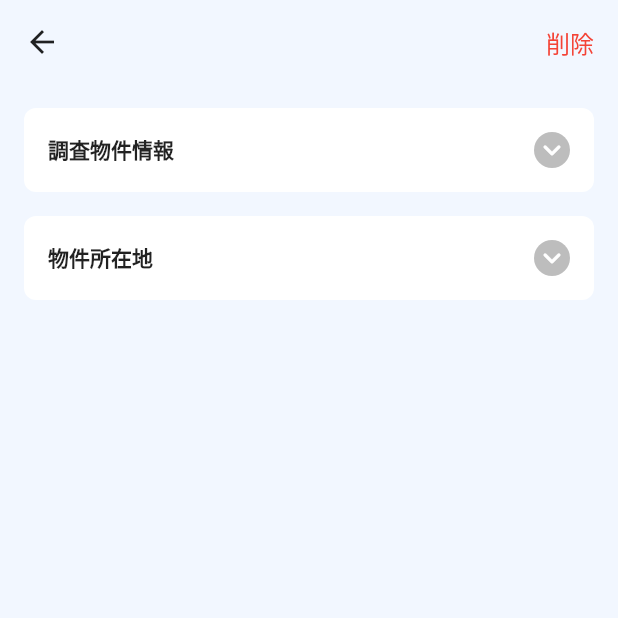
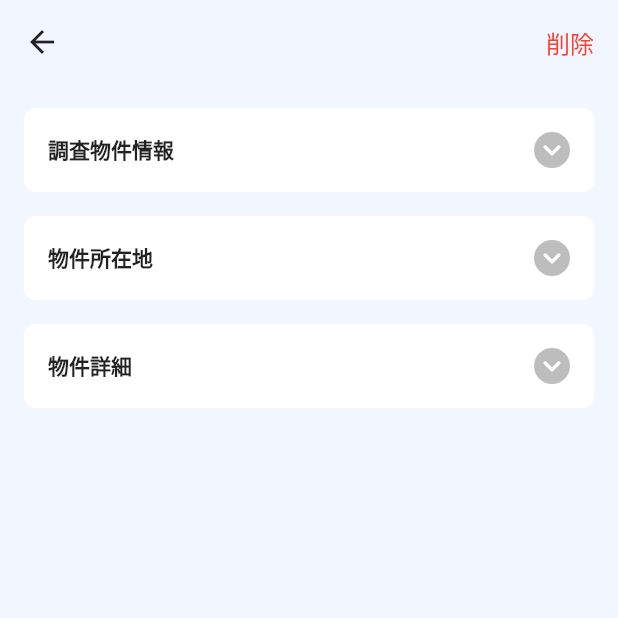
Before and after one commit to son/inspection_app, a Flutter app: the screen it shows after launch, after a tap on "依頼者の名前", on a phone screen of 412 x 824 dp, the top half of it. Run offline on Flutter 3.47's test engine with Material 2 defaults, Android fonts, the phone set to English and light mode, and no system bars; our stand-ins replace dropdown_button2, flutter_hooks, freezed_annotation, google_fonts, hooks_riverpod.

Commit message:
項目追加

```diff
--- a/lib/data/entities/inspection/inspection.dart
+++ b/lib/data/entities/inspection/inspection.dart
@@ -1,4 +1,5 @@
 import 'package:freezed_annotation/freezed_annotation.dart';
+import 'package:inspection_app/data/entities/building/building.dart';
 import 'package:inspection_app/data/entities/inspection/inspection_overview.dart';
 
 part 'inspection.freezed.dart';
@@ -11,9 +12,11 @@ class Inspection with _$Inspection {
   const factory Inspection({
     required String id,
     DateTime? createdAt,
-    @Default(InspectionOverview.empty) InspectionOverview overview,
+    @Default(InspectionOverview()) InspectionOverview overview,
   }) = _Inspection;
 
   factory Inspection.fromJson(Map<String, dynamic> json) =>
       _$InspectionFromJson(json);
+
+  static const empty = Inspection(id: '');
 }
--- /dev/null
+++ b/lib/data/entities/selection_item/selection_item.dart
@@ -0,0 +1,13 @@
+import 'package:freezed_annotation/freezed_annotation.dart';
+
+part 'selection_item.freezed.dart';
+
+@freezed
+class SelectionItem<T> with _$SelectionItem<T> {
+  const SelectionItem._();
+
+  const factory SelectionItem({
+    required T value,
+    required String name,
+  }) = _SelectionItem<T>;
+}
--- a/lib/data/entities/user/user.dart
+++ b/lib/data/entities/user/user.dart
@@ -21,6 +21,4 @@ class User with _$User {
   }) = _User;
 
   factory User.fromJson(Map<String, dynamic> json) => _$UserFromJson(json);
-
-  static const empty = User._();
 }
--- a/lib/main.dart
+++ b/lib/main.dart
@@ -17,6 +17,7 @@ class App extends StatelessWidget {
     return MaterialApp(
       theme: ThemeData(
         useMaterial3: false,
+        scaffoldBackgroundColor: const Color(0xFFF2F7FF),
         colorScheme: const ColorScheme.light(
           background: Colors.white,
         ),
--- a/lib/ui/pages/inspection/inspection_page.dart
+++ b/lib/ui/pages/inspection/inspection_page.dart
@@ -1,9 +1,14 @@
 import 'package:flutter/cupertino.dart';
 import 'package:flutter/material.dart';
 import 'package:hooks_riverpod/hooks_riverpod.dart';
+import 'package:inspection_app/data/entities/building/building.dart';
+import 'package:inspection_app/data/entities/inspection/inspection_overview.dart';
+import 'package:inspection_app/data/entities/selection_item/selection_item.dart';
+import 'package:inspection_app/data/providers/inspection_provider.dart';
 import 'package:inspection_app/text_styles.dart';
+import 'package:inspection_app/ui/components/dropdown_field.dart';
 import 'package:inspection_app/ui/components/primary_app_bar.dart';
-import 'package:inspection_app/ui/pages/inspection/children/primary_text_field.dart';
+import 'package:inspection_app/ui/components/primary_text_field.dart';
 import 'package:inspection_app/ui/pages/inspection/children/section.dart';
 import 'package:inspection_app/ui/pages/inspection/children/section_item.dart';
 
@@ -16,9 +21,10 @@ class InspectionPage extends HookConsumerWidget {
 
   @override
   Widget build(BuildContext context, WidgetRef ref) {
+    final inspection = ref.watch(inspectionProvider);
+
     return Scaffold(
       extendBodyBehindAppBar: true,
-      backgroundColor: const Color(0xFFF2F7FF),
       appBar: PrimaryAppBar(
         title: '',
         actions: [
@@ -52,20 +58,10 @@ class InspectionPage extends HookConsumerWidget {
                 ),
                 SectionItem(
                   title: '建物名称',
-                  child: Row(
-                    children: [
-                      Expanded(
-                        child: PrimaryTextField(
-                          hintText: '建物名称',
-                          onChange: (text) {},
-                        ),
-                      ),
-                      const SizedBox(width: 8),
-                      Text(
-                        '様邸',
-                        style: TextStyles.n14,
-                      ),
-                    ],
+                  child: PrimaryTextField(
+                    hintText: '建物名称',
+                    fixedText: '様邸',
+                    onChange: (text) {},
                   ),
                 ),
                 SectionItem(
@@ -91,7 +87,6 @@ class InspectionPage extends HookConsumerWidget {
                 SectionItem(
                   title: '住所標記方法',
                   child: PrimaryTextField(
-                    hintText: '',
                     onChange: (text) {},
                   ),
                 ),
@@ -125,25 +120,118 @@ class InspectionPage extends HookConsumerWidget {
                 ),
                 SectionItem(
                   title: '部屋番号',
+                  child: PrimaryTextField(
+                    hintText: '',
+                    fixedText: '号室',
+                    onChange: (text) {},
+                  ),
+                ),
+              ],
+            ),
+            const SizedBox(height: 16),
+            Section(
+              title: '物件詳細',
+              children: [
+                SectionItem(
+                  title: '調査区分',
+                  child: DropdownField<HousingType>(
+                    value: SelectionItem(
+                      value: inspection.overview.housingType,
+                      name: inspection.overview.housingType.name,
+                    ),
+                    all: HousingType.values
+                        .map((value) => SelectionItem(
+                              value: value,
+                              name: value.name,
+                            ))
+                        .toList(),
+                    onSelect: (type) {
+                      ref
+                          .read(inspectionProvider.notifier)
+                          .updateHousingType(type);
+                    },
+                  ),
+                ),
+                SectionItem(
+                  title: '構造種別',
+                  child: DropdownField<StructureType>(
+                    value: SelectionItem(
+                      value: inspection.overview.building.structureType,
+                      name: inspection.overview.building.structureType.name,
+                    ),
+                    all: StructureType.values
+                        .map((value) => SelectionItem(
+                              value: value,
+                              name: value.name,
+                            ))
+                        .toList(),
+                    onSelect: (type) {
+                      ref
+                          .read(inspectionProvider.notifier)
+                          .updateStructureType(type);
+                    },
+                  ),
+                ),
+                SectionItem(
+                  title: '延床面積',
+                  child: PrimaryTextField(
+                    onChange: (text) {},
+                    fixedText: '㎡',
+                  ),
+                ),
+                SectionItem(
+                  title: '階数',
                   child: Row(
                     children: [
-                      Expanded(
-                        child: PrimaryTextField(
-                          hintText: '',
-                          onChange: (text) {},
+                      Spacer(),
+                      SizedBox(
+                        width: 100,
+                        child: DropdownField<int>(
+                          value: SelectionItem(
+                            value: inspection.overview.building.floor.ground,
+                            name:
+                                '${inspection.overview.building.floor.ground} 階',
+                          ),
+                          all: List.generate(63, (index) => index + 1)
+                              .map((value) => SelectionItem(
+                                    value: value,
+                                    name: '$value 階',
+                                  ))
+                              .toList(),
+                          onSelect: (value) {
+                            ref
+                                .read(inspectionProvider.notifier)
+                                .updateGround(value);
+                          },
                         ),
                       ),
-                      const SizedBox(width: 8),
-                      Text(
-                        '号室',
-                        style: TextStyles.n14,
+                      SizedBox(
+                        width: 100,
+                        child: DropdownField<int>(
+                          value: SelectionItem(
+                            value:
+                                inspection.overview.building.floor.underground,
+                            name:
+                                '${inspection.overview.building.floor.underground} 階',
+                          ),
+                          all: List.generate(4, (index) => index)
+                              .map((value) => SelectionItem(
+                                    value: value,
+                                    name: '$value 階',
+                                  ))
+                              .toList(),
+                          onSelect: (value) {
+                            ref
+                                .read(inspectionProvider.notifier)
+                                .updateUnderGround(value);
+                          },
+                        ),
                       ),
                     ],
                   ),
                 ),
               ],
             ),
-            const SizedBox(height: 1000),
           ],
         ),
       ),
--- a/lib/ui/pages/inspection_list/inspection_list_page.dart
+++ b/lib/ui/pages/inspection_list/inspection_list_page.dart
@@ -2,8 +2,8 @@ import 'package:flutter/material.dart';
 import 'package:hooks_riverpod/hooks_riverpod.dart';
 import 'package:inspection_app/ui/components/primary_app_bar.dart';
 import 'package:inspection_app/ui/pages/inspection/inspection_page.dart';
-import 'package:inspection_app/ui/pages/inspection_list/children/create_button.dart';
 
+import '../../../text_styles.dart';
 import 'children/inspection_list_item.dart';
 
 class InspectionListPage extends HookConsumerWidget {
@@ -15,24 +15,76 @@ class InspectionListPage extends HookConsumerWidget {
       extendBodyBehindAppBar: true,
       appBar: const PrimaryAppBar(title: ''),
       body: ListView.separated(
-        itemCount: 10,
+        padding: EdgeInsets.only(
+          top: MediaQuery.paddingOf(context).top + kToolbarHeight + 16,
+          left: 16,
+          right: 16,
+          bottom: 16,
+        ),
+        itemCount: 20,
         itemBuilder: (context, index) {
-          return InspectionListItem(
-            key: ValueKey(index),
-            onTap: () => Navigator.of(context).push(InspectionPage.route()),
+          if (index == 0) {
+            return Container(
+              decoration: BoxDecoration(
+                color: Colors.white,
+                borderRadius: BorderRadius.circular(8),
+              ),
+              padding: const EdgeInsets.all(16),
+              margin: const EdgeInsets.only(bottom: 16),
+              child: Row(
+                crossAxisAlignment: CrossAxisAlignment.center,
+                children: [
+                  const Icon(
+                    Icons.add_circle_rounded,
+                    color: Colors.black26,
+                  ),
+                  const SizedBox(width: 8),
+                  Padding(
+                    padding: const EdgeInsets.only(bottom: 2),
+                    child: Text(
+                      '物件調査を追加',
+                      style: TextStyles.b16,
+                    ),
+                  ),
+                ],
+              ),
+            );
+          }
+
+          return ClipRRect(
+            borderRadius: () {
+              if (index == 1) {
+                return const BorderRadius.only(
+                  topLeft: Radius.circular(8),
+                  topRight: Radius.circular(8),
+                );
+              }
+              if (index == 19) {
+                return const BorderRadius.only(
+                  bottomLeft: Radius.circular(8),
+                  bottomRight: Radius.circular(8),
+                );
+              }
+              return BorderRadius.zero;
+            }(),
+            child: InspectionListItem(
+              key: ValueKey(index),
+              onTap: () => Navigator.of(context).push(InspectionPage.route()),
+            ),
           );
         },
         separatorBuilder: (context, index) {
+          if (index == 0) {
+            return const SizedBox.shrink();
+          }
           return Container(
+            margin: const EdgeInsets.symmetric(horizontal: 16),
             height: 0.5,
             width: double.infinity,
             color: Colors.grey,
           );
         },
       ),
-      floatingActionButton: CreateButton(
-        onTap: () => Navigator.of(context).push(InspectionPage.route()),
-      ),
     );
   }
 }
--- a/pubspec.yaml
+++ b/pubspec.yaml
@@ -1,5 +1,4 @@
 name: inspection_app
-description: A new Flutter project.
 publish_to: 'none'
 version: 1.0.0+1
 
@@ -15,6 +14,7 @@ dependencies:
   flutter_hooks: ^0.20.1
   hooks_riverpod: ^2.1.1
   google_fonts: ^6.0.0
+  dropdown_button2: ^2.3.9
 
 dev_dependencies:
   flutter_test:
```
Also changed, not shown: lib/data/entities/building/building.dart (+5 -6 lines), lib/data/entities/inspection/inspection_overview.dart (+7 -8 lines), lib/data/providers/inspection_provider.dart (added, +50 -0 lines), lib/ui/components/dropdown_field.dart (added, +133 -0 lines), lib/ui/components/primary_text_field.dart (renamed from lib/ui/pages/inspection/children/primary_text_field.dart, +21 -4 lines), lib/data/entities/building/building.freezed.dart, lib/data/entities/building/building.g.dart, lib/data/entities/inspection/inspection.freezed.dart, lib/data/entities/inspection/inspection.g.dart, lib/data/entities/inspection/inspection_overview.freezed.dart, lib/data/entities/inspection/inspection_overview.g.dart, lib/data/entities/selection_item/selection_item.freezed.dart (added), pubspec.lock.
